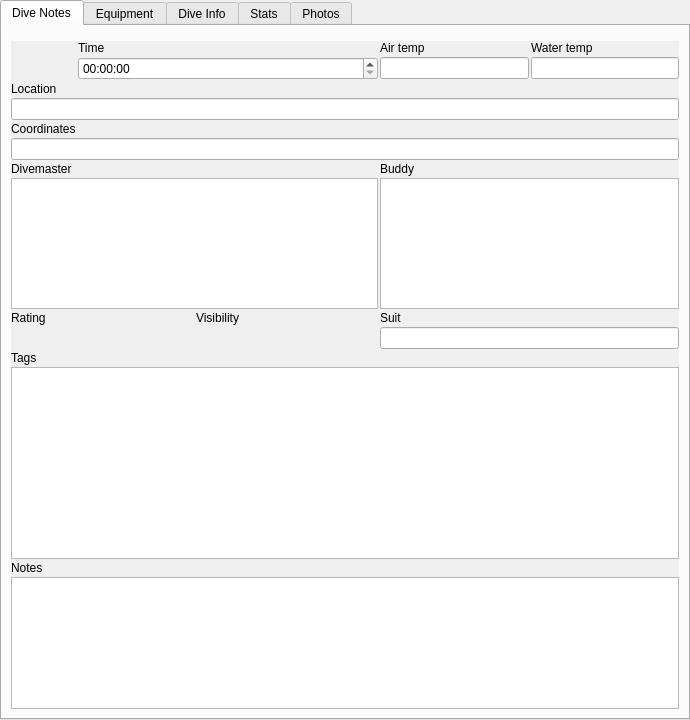
This is qt-ui/maintab.ui in subsurface/subsurface as Qt 5 draws it before an edit. The edited form follows.
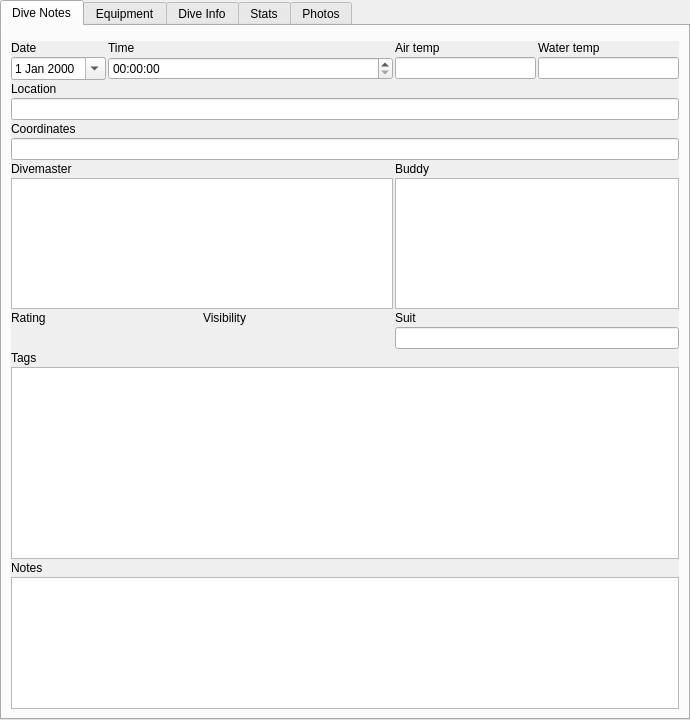
This is the edited form. Custom widgets are drawn as their Qt base class.

Commit message:
Revert Date widget to default in Qt
The new one, while it's prettier, doesn't fit into the
current layout in a good way, we need a better layout for
it. So it's code will continue as dead code for a while.

What changed in the file:
```diff
--- a/qt-ui/maintab.ui
+++ b/qt-ui/maintab.ui
@@ -37,8 +37,8 @@
         <rect>
          <x>0</x>
          <y>0</y>
-         <width>668</width>
-         <height>658</height>
+         <width>662</width>
+         <height>642</height>
         </rect>
        </property>
        <layout class="QGridLayout" name="gridLayout_2">
@@ -177,13 +177,6 @@
           </property>
          </widget>
         </item>
-        <item row="1" column="0" rowspan="2">
-         <widget class="DateWidget" name="dateEdit" native="true">
-          <property name="focusPolicy">
-           <enum>Qt::StrongFocus</enum>
-          </property>
-         </widget>
-        </item>
         <item row="12" column="0" colspan="3">
          <widget class="TagWidget" name="tagWidget">
           <property name="sizePolicy">
@@ -293,6 +286,20 @@
           </property>
          </widget>
         </item>
+        <item row="2" column="0">
+         <widget class="QDateEdit" name="dateEdit">
+          <property name="calendarPopup">
+           <bool>true</bool>
+          </property>
+         </widget>
+        </item>
+        <item row="1" column="0">
+         <widget class="QLabel" name="label_2">
+          <property name="text">
+           <string>Date</string>
+          </property>
+         </widget>
+        </item>
        </layout>
       </widget>
      </widget>
@@ -957,12 +964,6 @@
    <extends>QListView</extends>
    <header>divepicturewidget.h</header>
   </customwidget>
-  <customwidget>
-   <class>DateWidget</class>
-   <extends>QWidget</extends>
-   <header>simplewidgets.h</header>
-   <container>1</container>
-  </customwidget>
  </customwidgets>
  <tabstops>
   <tabstop>scrollArea</tabstop>
```
Left out of the diff: 13 changed lines with no effect on the pictures.
